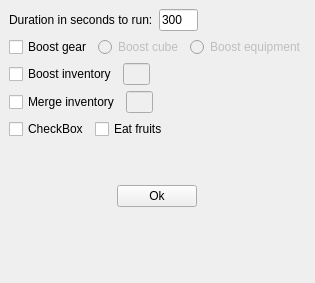
The window that design/options.ui (kujan/NGU-scripts) describes before a commit, drawn with Qt 5.
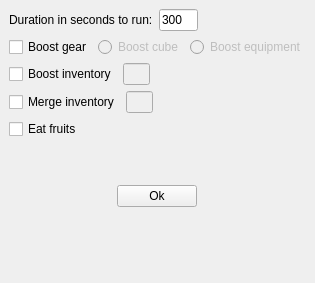
The same window after the commit.

Patch:
```diff
--- a/design/options.ui
+++ b/design/options.ui
@@ -195,13 +195,6 @@
       </item>
       <item>
        <layout class="QHBoxLayout" name="horizontalLayout_5">
-        <item>
-         <widget class="QCheckBox" name="checkBox">
-          <property name="text">
-           <string>CheckBox</string>
-          </property>
-         </widget>
-        </item>
         <item>
          <widget class="QCheckBox" name="check_fruits">
           <property name="toolTip">
```
Left out of the diff: 2 changed lines with no effect on the pictures.
